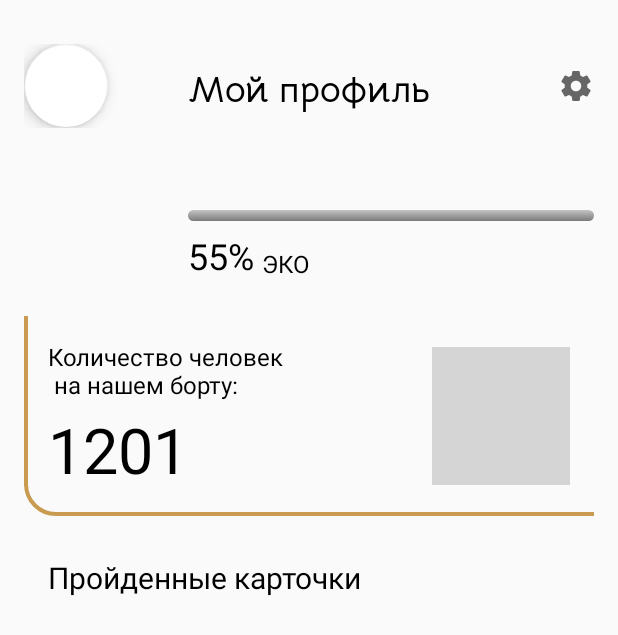
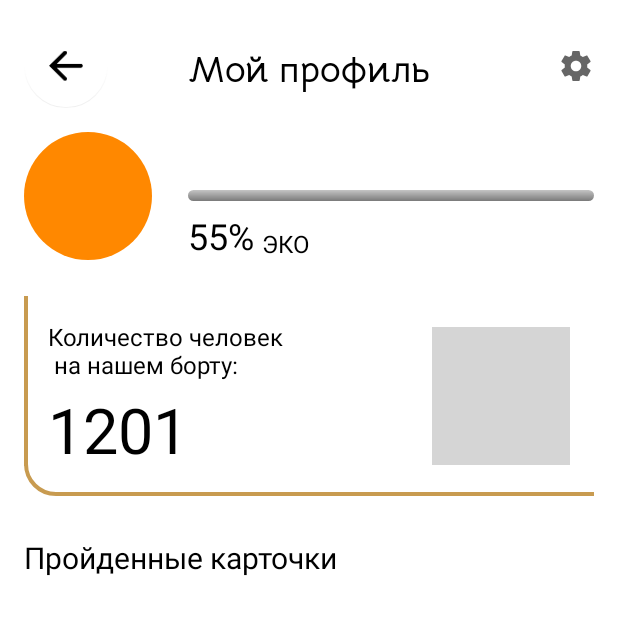
Before and after one commit to bboyzlodey/ecoproject, an Android app: the fragment UserFragment shown on its own in the app's theme, on a phone screen of 412 x 824 dp. Shown: the top 635 px of the screen. Run offline under Robolectric (Android 15) with nearby library versions, the light colour scheme and no system bars; our stand-ins replace CircleImageView, Firebase (no records; nobody signed in at launch, a user with empty details on screens opened directly), Room's generated code; network calls fail; Roboto replaces fonts that are not available here.

Commit message:
HomeActivity to UserFragment

```diff
--- a/app/src/main/java/skarlat/dev/ecoproject/activity/HomeActivity.java
+++ b/app/src/main/java/skarlat/dev/ecoproject/activity/HomeActivity.java
@@ -8,8 +8,12 @@ import android.view.animation.AnimationUtils;
 import android.widget.TextView;
 
 import androidx.appcompat.app.AppCompatActivity;
+import androidx.fragment.app.Fragment;
+import androidx.fragment.app.FragmentActivity;
+import androidx.fragment.app.FragmentManager;
 import androidx.viewpager.widget.ViewPager;
 
+import com.google.android.gms.dynamic.SupportFragmentWrapper;
 import com.google.android.material.tabs.TabLayout;
 import com.google.firebase.auth.FirebaseAuth;
 import com.google.firebase.auth.FirebaseUser;
@@ -27,21 +31,34 @@ import skarlat.dev.ecoproject.R;
 import skarlat.dev.ecoproject.User;
 import skarlat.dev.ecoproject.adapter.SampleFragmentPagerAdapter;
 import skarlat.dev.ecoproject.databinding.ActivityHomeBinding;
+import skarlat.dev.ecoproject.fragment.UserFragment;
 import skarlat.dev.ecoproject.includes.database.App;
 import skarlat.dev.ecoproject.includes.database.DataBaseCopy;
 import skarlat.dev.ecoproject.includes.database.DatabaseHelper;
 import skarlat.dev.ecoproject.section.CourseSection;
 
 
-public class HomeActivity extends AppCompatActivity {
+public class HomeActivity extends FragmentActivity {
 	private ActivityHomeBinding binding;
 	private String TAG = "HomeActivity";
+	private FragmentManager fragmentManager;
+	private Fragment fragment;
 
     @Override
     protected void onCreate(Bundle savedInstanceState) {
         super.onCreate(savedInstanceState);
 	    binding = ActivityHomeBinding.inflate(getLayoutInflater());
         setContentView(binding.getRoot());
+        binding.profileImage.setOnClickListener(new View.OnClickListener() {
+	        @Override
+	        public void onClick(View v) {
+				openUserFragment();
+				Log.d(TAG, "profileImageClicked");
+	        }
+        });
+        if (User.currentUser == null) {
+        	User.currentUser = new User("Roza");
+        }
 	    if (User.currentUser != null){
 	        Log.d(TAG, "The current user name is: " + User.currentUser.name);
 	        binding.helloUser.setText("Привет, " + User.currentUser.name + "!");
@@ -80,4 +97,21 @@ public class HomeActivity extends AppCompatActivity {
 		}
 
 	}
+
+	private void openUserFragment(){
+		fragment = UserFragment.newInstance(0);
+		fragmentManager = getSupportFragmentManager();
+		fragmentManager.beginTransaction().add(R.id.home_layout, fragment).commit();
+		binding.linearLayout.setVisibility(View.GONE);
+	}
+
+	@Override
+	public void onBackPressed() {
+    	if (fragmentManager.getFragments().size() > 0){
+    		binding.linearLayout.setVisibility(View.VISIBLE);
+			fragmentManager.beginTransaction().detach(fragment).commit();
+    	}
+    	else
+			super.onBackPressed();
+	}
 }
--- a/app/src/main/java/skarlat/dev/ecoproject/adapter/CategoryAdapter.java
+++ b/app/src/main/java/skarlat/dev/ecoproject/adapter/CategoryAdapter.java
@@ -1,6 +1,8 @@
 package skarlat.dev.ecoproject.adapter;
 
 import android.content.Context;
+import android.graphics.drawable.ColorDrawable;
+import android.graphics.drawable.Drawable;
 import android.os.Build;
 import android.view.LayoutInflater;
 import android.view.View;
@@ -8,8 +10,10 @@ import android.view.ViewGroup;
 import android.widget.TextView;
 
 import androidx.annotation.RequiresApi;
+import androidx.cardview.widget.CardView;
 import androidx.recyclerview.widget.RecyclerView;
 
+import java.io.IOException;
 import java.util.Collection;
 import java.util.List;
 import java.util.function.Predicate;
@@ -41,7 +45,12 @@ public class CategoryAdapter extends RecyclerView.Adapter<CategoryAdapter.ViewHo
 			forAll(holder);
 		}
 		EcoCard ecoCard = ecoCards.get(position);
-//		holder.header.setText(ecoSoviet.getTitle());
+		holder.category.setText("Ресурсы");
+		try {
+			holder.cardView.setBackground(ecoCard.getImage());
+		} catch (IOException e) {
+			e.printStackTrace();
+		}
 //		holder.description.setText(ecoSoviet.getDescription());
 	}
 
@@ -53,11 +62,13 @@ public class CategoryAdapter extends RecyclerView.Adapter<CategoryAdapter.ViewHo
 	public class ViewHolder extends RecyclerView.ViewHolder {
 		final TextView totalProgress, category;
 		final View view;
+		final CardView cardView;
 		ViewHolder(View view){
 			super(view);
 			this.view = view;
 			totalProgress = (TextView) view.findViewById(R.id.progress_category);
 			category = (TextView) view.findViewById(R.id.title_category);
+			cardView = (CardView) view.findViewById(R.id.current_category);
 		}
 	}
 
--- a/app/src/main/java/skarlat/dev/ecoproject/fragment/UserFragment.java
+++ b/app/src/main/java/skarlat/dev/ecoproject/fragment/UserFragment.java
@@ -6,6 +6,7 @@ import android.graphics.drawable.Drawable;
 import android.os.Bundle;
 
 import androidx.fragment.app.Fragment;
+import androidx.recyclerview.widget.DividerItemDecoration;
 import androidx.recyclerview.widget.RecyclerView;
 
 import android.view.LayoutInflater;
@@ -14,6 +15,8 @@ import android.view.ViewGroup;
 import android.widget.ImageView;
 import android.widget.TextView;
 
+import com.google.android.material.floatingactionbutton.FloatingActionButton;
+
 import java.io.IOException;
 import java.io.InputStream;
 import java.net.MalformedURLException;
@@ -21,10 +24,14 @@ import java.net.URL;
 import java.net.URLConnection;
 import java.util.ArrayList;
 import java.util.List;
+import java.util.Objects;
 
 import skarlat.dev.ecoproject.EcoCard;
 import skarlat.dev.ecoproject.R;
+import skarlat.dev.ecoproject.User;
 import skarlat.dev.ecoproject.adapter.CategoryAdapter;
+import skarlat.dev.ecoproject.includes.database.App;
+import skarlat.dev.ecoproject.includes.database.DatabaseHelper;
 
 /**
  * A simple {@link Fragment} subclass.
@@ -76,6 +83,7 @@ public class UserFragment extends Fragment {
 			mParam2 = getArguments().getString(ARG_PARAM2);
 		}
 	}
+	ImageView imageView;
 
 	@Override
 	public View onCreateView(LayoutInflater inflater, ViewGroup container,
@@ -84,60 +92,46 @@ public class UserFragment extends Fragment {
 		View view = inflater.inflate(R.layout.fragment_user, container, false);
 		RecyclerView recyclerView = (RecyclerView) view.findViewById(R.id.cards_by_category);
 		TextView textView = (TextView) view.findViewById(R.id.user_name);
-		final ImageView imageView = (ImageView) view.findViewById(R.id.profile_image);
-		textView.setText(userName);
+
+		imageView = (ImageView) view.findViewById(R.id.profile_image);
+		textView.setText(User.currentUser.name);
 		Runnable runnable = new Runnable() {
 			@Override
 			public void run() {
-				try {
-					URL photoURL = new URL(userPhotoUrl);
-					URLConnection urlConnection = photoURL.openConnection();
-					InputStream inputStream = urlConnection.getInputStream();
-					imageView.setImageDrawable(new BitmapDrawable(getResources(),inputStream));
-				} catch (MalformedURLException e) {
-					e.printStackTrace();
-				} catch (IOException e) {
-					e.printStackTrace();
-				}
+				showUserAvatar();
 			}
 		};
-		Drawable drawable = new BitmapDrawable();
 
-		Thread thread = new Thread(runnable);
-//		runnable.run();
-//		try {
-		thread.start();
-		if(thread.isAlive()){
-			try {
-				thread.join();
-			} catch (InterruptedException e) {
-				e.printStackTrace();
+		cards = App.getDatabase().cardsDao().getAll();
+
+		FloatingActionButton fab = view.findViewById(R.id.pressBackFromFragment);
+		fab.setOnClickListener(new View.OnClickListener() {
+			@Override
+			public void onClick(View v) {
+				Objects.requireNonNull(getActivity()).onBackPressed();
 			}
-		}
-//			URL photoURL = new URL(userPhotoUrl);
-//			URLConnection urlConnection = photoURL.openConnection();
-//			InputStream inputStream = urlConnection.getInputStream();
-//			imageView.setImageDrawable(new BitmapDrawable(inputStream));
-//		} catch (MalformedURLException e) {
-//			e.printStackTrace();
-//		} catch (IOException e) {
-//			e.printStackTrace();
-//		}
-
-		cards = new ArrayList<>();
+		});
 		// @TODO: Заменить заполнение листа с ипользованием БД
-//		cards.add(new EcoCard("name", "description", "description",
-//				"description", EcoCard.Status.WATCHED));
-//		cards.add(new EcoCard("name", "description", "description",
-//				"description", EcoCard.Status.WATCHED));
-//		cards.add(new EcoCard("name", "description", "description",
-//				"description", EcoCard.Status.OPENED));
-//		cards.add(new EcoCard("name", "description", "description",
-//				"description", EcoCard.Status.CLOSED));
 
 		CategoryAdapter adapter = new CategoryAdapter(getContext(), cards);
+		DividerItemDecoration itemDecoration = new DividerItemDecoration(getContext(), RecyclerView.HORIZONTAL);
+		itemDecoration.setDrawable(getResources().getDrawable(R.drawable.divider_category));
+		recyclerView.addItemDecoration(itemDecoration);
+		recyclerView.setAdapter(adapter);
 
-		recyclerView.setAdapter(adapter);
 		return view;
 	}
+
+	private void showUserAvatar(){
+		try {
+			URL photoURL = new URL(userPhotoUrl);
+			URLConnection urlConnection = photoURL.openConnection();
+			InputStream inputStream = urlConnection.getInputStream();
+			imageView.setImageDrawable(new BitmapDrawable(getResources(),inputStream));
+		} catch (MalformedURLException e) {
+			e.printStackTrace();
+		} catch (IOException e) {
+			e.printStackTrace();
+		}
+	}
 }
--- a/app/src/main/res/layout/activity_home.xml
+++ b/app/src/main/res/layout/activity_home.xml
@@ -1,12 +1,22 @@
 <?xml version="1.0" encoding="utf-8"?>
-<LinearLayout xmlns:android="http://schemas.android.com/apk/res/android"
+<FrameLayout xmlns:android="http://schemas.android.com/apk/res/android"
 	xmlns:app="http://schemas.android.com/apk/res-auto"
 	android:layout_width="match_parent"
 	android:layout_height="match_parent"
 	xmlns:tools="http://schemas.android.com/tools"
 	android:orientation="vertical"
 	tools:context=".activity.HomeActivity"
-	android:padding="16dp">
+	android:id="@+id/home_layout"
+	android:padding="16dp"
+	>
+<LinearLayout
+	android:layout_width="match_parent"
+	android:layout_height="match_parent"
+	android:orientation="vertical"
+	android:padding="16dp"
+	android:id="@+id/linearLayout"
+	>
+
 	<LinearLayout
 		android:layout_width="match_parent"
 		android:layout_height="wrap_content"
@@ -47,3 +57,4 @@
 		tools:listitem="@layout/card_course"
 		tools:itemCount="1"/>
 </LinearLayout>
+</FrameLayout>
--- a/app/src/main/res/layout/card_by_category.xml
+++ b/app/src/main/res/layout/card_by_category.xml
@@ -3,7 +3,6 @@
 	android:orientation="vertical" android:layout_width="wrap_content"
 	android:layout_height="wrap_content"
 	xmlns:app="http://schemas.android.com/apk/res-auto"
-	android:paddingRight="26dp"
 	xmlns:tools="http://schemas.android.com/tools">
 	<androidx.cardview.widget.CardView
 		android:id="@+id/current_category"
@@ -24,6 +23,7 @@
 		android:layout_width="wrap_content"
 		android:layout_height="wrap_content"
 		android:layout_gravity="center_horizontal"
+		android:gravity="center_horizontal"
 		android:textSize="12dp"
 		android:textColor="@color/colorBlack"
 		android:text="Все"
--- a/app/src/main/res/layout/fragment_user.xml
+++ b/app/src/main/res/layout/fragment_user.xml
@@ -1,145 +1,158 @@
 <?xml version="1.0" encoding="utf-8"?>
 <LinearLayout xmlns:android="http://schemas.android.com/apk/res/android"
+	xmlns:app="http://schemas.android.com/apk/res-auto"
 	xmlns:tools="http://schemas.android.com/tools"
+	android:id="@+id/user_scroll"
 	android:layout_width="match_parent"
 	android:layout_height="match_parent"
-	xmlns:app="http://schemas.android.com/apk/res-auto"
-	tools:context=".fragment.UserFragment"
+	android:background="@android:color/white"
 	android:orientation="vertical"
-	android:id="@+id/user_scroll"
-	android:paddingLeft="16dp"
-	android:paddingRight="16dp">
+	tools:context=".fragment.UserFragment">
 
 	<RelativeLayout
 		android:layout_width="match_parent"
 		android:layout_height="wrap_content"
-		android:layout_marginTop="29dp">
+		android:layout_marginLeft="16dp"
+		android:layout_marginTop="16dp"
+		android:layout_marginRight="16dp">
+
 		<View
+			android:id="@+id/settings_button"
 			android:layout_width="20dp"
 			android:layout_height="20dp"
-			android:background="@drawable/ic_settings"
-			android:id="@+id/settings_button"
 			android:layout_alignParentEnd="true"
+			android:layout_centerVertical="true"
 			android:layout_marginEnd="2dp"
-			android:layout_centerVertical="true" />
-		<TextView
-			android:layout_width="wrap_content"
-			android:layout_height="wrap_content"
-			android:text="@string/my_profile"
-			android:fontFamily="@font/bellota_bold"
-			android:textSize="24dp"
-			android:layout_centerInParent="true"/>
-		<com.google.android.material.floatingactionbutton.FloatingActionButton
-			android:layout_width="72dp"
-			android:layout_height="72dp"
-			android:src="@drawable/ic_arrow_back2"
-			app:backgroundTint="@android:color/transparent"
-			android:backgroundTint="@color/colorWhite"
-			android:elevation="6dp"
-			android:layout_alignParentStart="true"
-			android:clickable="false"
-			android:id="@+id/submit"
-			/>
-
-	</RelativeLayout>
-	<RelativeLayout
-		android:layout_width="match_parent"
-		android:layout_height="wrap_content"
-		android:layout_marginTop="16dp">
-
-
-
-		<de.hdodenhof.circleimageview.CircleImageView
-			xmlns:app="http://schemas.android.com/apk/res-auto"
-			android:id="@+id/profile_image"
-			android:layout_width="85dp"
-			android:layout_height="85dp"
-			tools:src="@android:color/holo_orange_dark"
-			android:layout_marginRight="24dp"/>
+			android:background="@drawable/ic_settings" />
 
 		<TextView
 			android:layout_width="wrap_content"
 			android:layout_height="wrap_content"
+			android:layout_centerInParent="true"
+			android:fontFamily="@font/bellota_bold"
+			android:text="@string/my_profile"
+			android:textSize="24dp" />
+
+		<com.google.android.material.floatingactionbutton.FloatingActionButton
+			android:id="@+id/pressBackFromFragment"
+			android:layout_width="72dp"
+			android:layout_height="72dp"
+			android:layout_alignParentStart="true"
+			android:backgroundTint="@android:color/white"
+			android:elevation="6dp"
+			android:src="@drawable/ic_arrow_back2"
+			android:tint="@color/colorBlack"
+			android:tintMode="src_atop"
+			app:backgroundTint="@android:color/white"
+			app:elevation="0dp" />
+
+	</RelativeLayout>
+
+	<RelativeLayout
+		android:layout_width="match_parent"
+		android:layout_height="wrap_content"
+		android:layout_marginStart="16dp"
+		android:layout_marginTop="16dp"
+		android:layout_marginEnd="16dp">
+
+
+		<de.hdodenhof.circleimageview.CircleImageView xmlns:app="http://schemas.android.com/apk/res-auto"
+			android:id="@+id/profile_image"
+			android:layout_width="85dp"
+			android:layout_height="85dp"
+			android:layout_marginRight="24dp"
+			android:src="@android:color/holo_orange_dark"
+			tools:src="@android:color/holo_orange_dark" />
+
+		<TextView
+			android:id="@+id/user_name"
+			android:layout_width="wrap_content"
+			android:layout_height="wrap_content"
+			android:layout_toEndOf="@id/profile_image"
 			android:text="Денис"
 			android:textColor="@color/colorBlack"
-			android:textSize="20dp"
+			android:textSize="20dp" />
+
+
+		<TextView
+			android:id="@+id/percent_progress"
+			android:layout_width="wrap_content"
+			android:layout_height="wrap_content"
+			android:layout_alignBottom="@id/profile_image"
 			android:layout_toEndOf="@id/profile_image"
-			android:id="@+id/user_name"/>
-
+			android:text="55%"
+			android:textColor="@color/colorBlack"
+			android:textSize="24sp" />
 
 		<TextView
 			android:layout_width="wrap_content"
 			android:layout_height="wrap_content"
-				android:id="@+id/percent_progress"
 			android:layout_alignBottom="@id/profile_image"
-				android:layout_toEndOf="@id/profile_image"
-				android:textSize="24sp"
-				android:text="55%"
-				android:textColor="@color/colorBlack"/>
-			<TextView
-				android:layout_width="wrap_content"
-				android:layout_height="wrap_content"
+			android:layout_marginStart="5dp"
+			android:layout_toEndOf="@id/percent_progress"
+			android:freezesText="true"
+			android:text="ЭКО"
 			android:textColor="@color/colorBlack"
-				android:text="ЭКО"
-				android:textSize="16sp"
-				android:freezesText="true"
-				android:layout_toEndOf="@id/percent_progress"
-				android:layout_marginStart="5dp"
-				android:layout_alignBottom="@id/profile_image"
-				/>
+			android:textSize="16sp" />
 
 
 		<skarlat.dev.ecoproject.customView.ProgressBarView
+			android:id="@+id/total_progressBar"
 			android:layout_width="match_parent"
 			android:layout_height="7dp"
+			android:layout_centerInParent="true"
 			android:layout_toEndOf="@id/profile_image"
-			android:layout_centerInParent="true"
-			android:background="@drawable/custom_progressbar"
-			android:id="@+id/total_progressBar"/>
+			android:background="@drawable/custom_progressbar" />
 
 	</RelativeLayout>
 
 	<skarlat.dev.ecoproject.customView.AdviceView
+		android:id="@+id/register"
 		android:layout_width="match_parent"
 		android:layout_height="wrap_content"
+		android:layout_above="@id/sign_in_google"
 		android:layout_alignParentBottom="false"
-		android:layout_above="@id/sign_in_google"
+		android:layout_marginStart="16dp"
 		android:layout_marginTop="24dp"
-		android:id="@+id/register"
+		android:layout_marginEnd="16dp"
 		android:background="@android:color/transparent">
+
 		<RelativeLayout
 			android:layout_width="match_parent"
 			android:layout_height="wrap_content"
-			android:layout_marginRight="16dp"
 			android:layout_marginLeft="16dp"
 			android:layout_marginTop="16dp"
+			android:layout_marginRight="16dp"
 			android:layout_marginBottom="16dp">
+
 			<LinearLayout
 				android:layout_width="match_parent"
 				android:layout_height="wrap_content"
 				android:orientation="horizontal">
+
 				<RelativeLayout
 					android:layout_width="wrap_content"
-					android:layout_height="wrap_content"
-					>
+					android:layout_height="wrap_content">
+
 					<TextView
+						android:id="@+id/textCount"
 						android:layout_width="wrap_content"
 						android:layout_height="wrap_content"
 						android:text="Количество человек\n на нашем борту:"
 						android:textColor="@color/colorBlack"
-						android:textSize="16dp"
-						android:id="@+id/textCount"
-						/>
+						android:textSize="16dp" />
+
 					<TextView
+						android:id="@+id/count_users"
 						android:layout_width="wrap_content"
 						android:layout_height="wrap_content"
-						android:id="@+id/count_users"
-						android:textSize="42sp"
+						android:layout_below="@id/textCount"
+						android:layout_marginTop="4dp"
+						android:text="1201"
 						android:textColor="@color/colorBlack"
-						android:text="1201"
-						android:layout_below="@id/textCount"
-						android:layout_marginTop="4dp"/>
+						android:textSize="42sp" />
 				</RelativeLayout>
+
 				<RelativeLayout
 					android:layout_width="wrap_content"
 					android:layout_height="wrap_content"
@@ -148,10 +161,10 @@ android:layout_marginTop="24dp"
 					<ImageView
 						android:layout_width="wrap_content"
 						android:layout_height="wrap_content"
+						android:layout_alignParentEnd="true"
+						android:background="@drawable/text_view_rounded"
 						android:scaleX="1"
-						android:scaleY="100"
-						android:background="@drawable/text_view_rounded"
-						android:layout_alignParentEnd="true"/>
+						android:scaleY="100" />
 
 				</RelativeLayout>
 
@@ -163,12 +176,11 @@ android:layout_marginTop="24dp"
 	</skarlat.dev.ecoproject.customView.AdviceView>
 
 
-
 	<ScrollView
 		android:layout_width="match_parent"
 		android:layout_height="match_parent"
-		android:visibility="visible"
-		android:layout_marginTop="27dp">
+		android:layout_marginTop="27dp"
+		android:visibility="visible">
 
 		<LinearLayout
 			android:layout_width="match_parent"
@@ -178,20 +190,20 @@ android:layout_marginTop="24dp"
 			<TextView
 				android:layout_width="wrap_content"
 				android:layout_height="wrap_content"
+				android:layout_marginStart="16dp"
+				android:text="Пройденные карточки"
 				android:textColor="@color/colorBlack"
-				android:textSize="20sp"
-				android:text="Пройденные карточки"
-				android:layout_marginStart="16dp"
-				/>
+				android:textSize="20sp" />
+
 			<androidx.recyclerview.widget.RecyclerView
+				android:id="@+id/cards_by_category"
 				android:layout_width="match_parent"
 				android:layout_height="wrap_content"
+				android:layout_marginTop="16dp"
 				android:orientation="horizontal"
-				android:id="@+id/cards_by_category"
-				android:layout_marginTop="16dp"
 				android:paddingStart="16dp"
-				tools:listitem="@layout/card_by_category"
-				app:layoutManager="androidx.recyclerview.widget.LinearLayoutManager"/>
+				app:layoutManager="androidx.recyclerview.widget.LinearLayoutManager"
+				tools:listitem="@layout/card_by_category" />
 		</LinearLayout>
 
 
```
Lines whose indentation alone changed are shown as unchanged.
